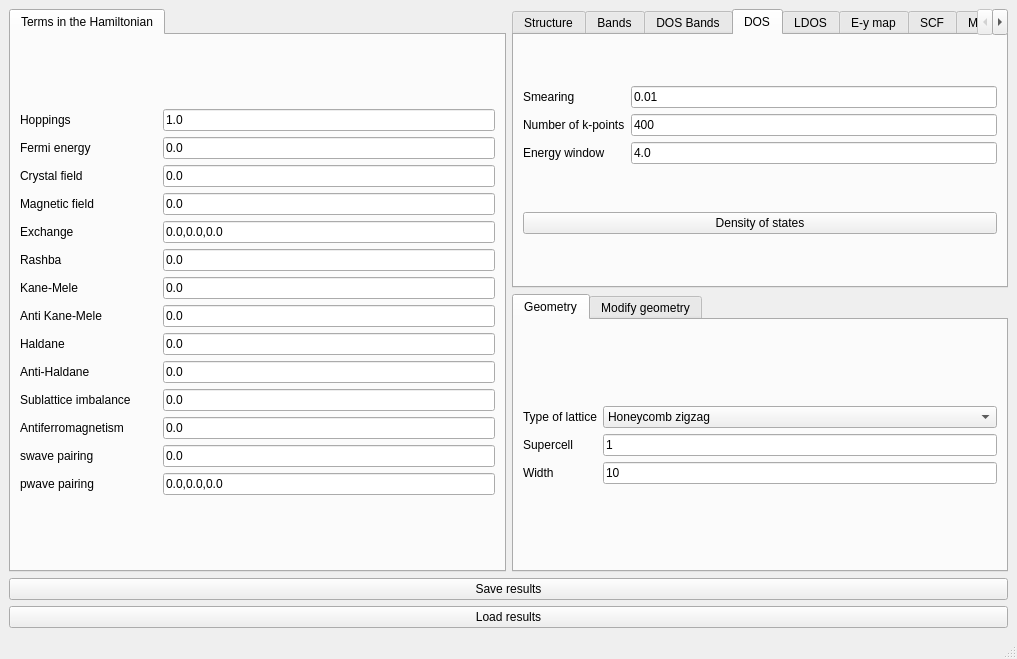
joselado/quantum-lattice, file interface-pyqt/1d/interface.ui: the form before one commit.
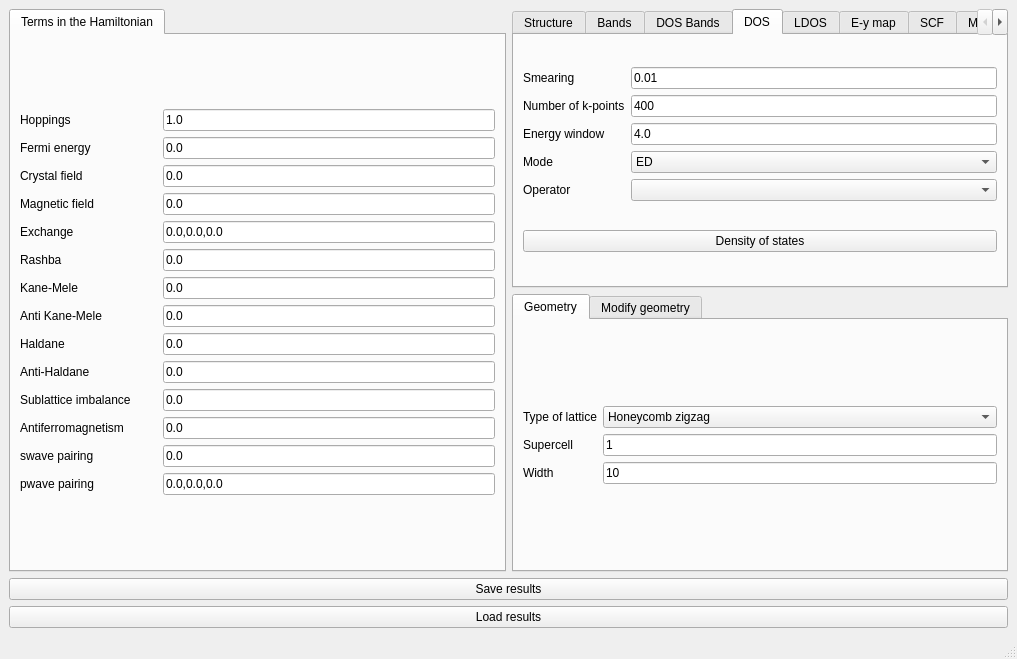
The form after the commit. The open tabs and pages were chosen to show the change.

Commit message: Add operator-projected DOS and KPM mode to get_dos

```diff
--- a/interface-pyqt/1d/interface.ui
+++ b/interface-pyqt/1d/interface.ui
@@ -771,6 +771,42 @@
             </property>
            </widget>
           </item>
+          <item row="3" column="0">
+           <widget class="QLabel" name="label_dos_mode">
+            <property name="text">
+             <string>Mode</string>
+            </property>
+           </widget>
+          </item>
+          <item row="3" column="1">
+           <widget class="QComboBox" name="dos_mode">
+            <item>
+             <property name="text">
+              <string>ED</string>
+             </property>
+            </item>
+            <item>
+             <property name="text">
+              <string>Green</string>
+             </property>
+            </item>
+            <item>
+             <property name="text">
+              <string>KPM</string>
+             </property>
+            </item>
+           </widget>
+          </item>
+          <item row="4" column="0">
+           <widget class="QLabel" name="label_dos_operator">
+            <property name="text">
+             <string>Operator</string>
+            </property>
+           </widget>
+          </item>
+          <item row="4" column="1">
+           <widget class="QComboBox" name="dos_operator"/>
+          </item>
          </layout>
         </item>
         <item row="2" column="0">
```
The commit also changes 27 other files.
